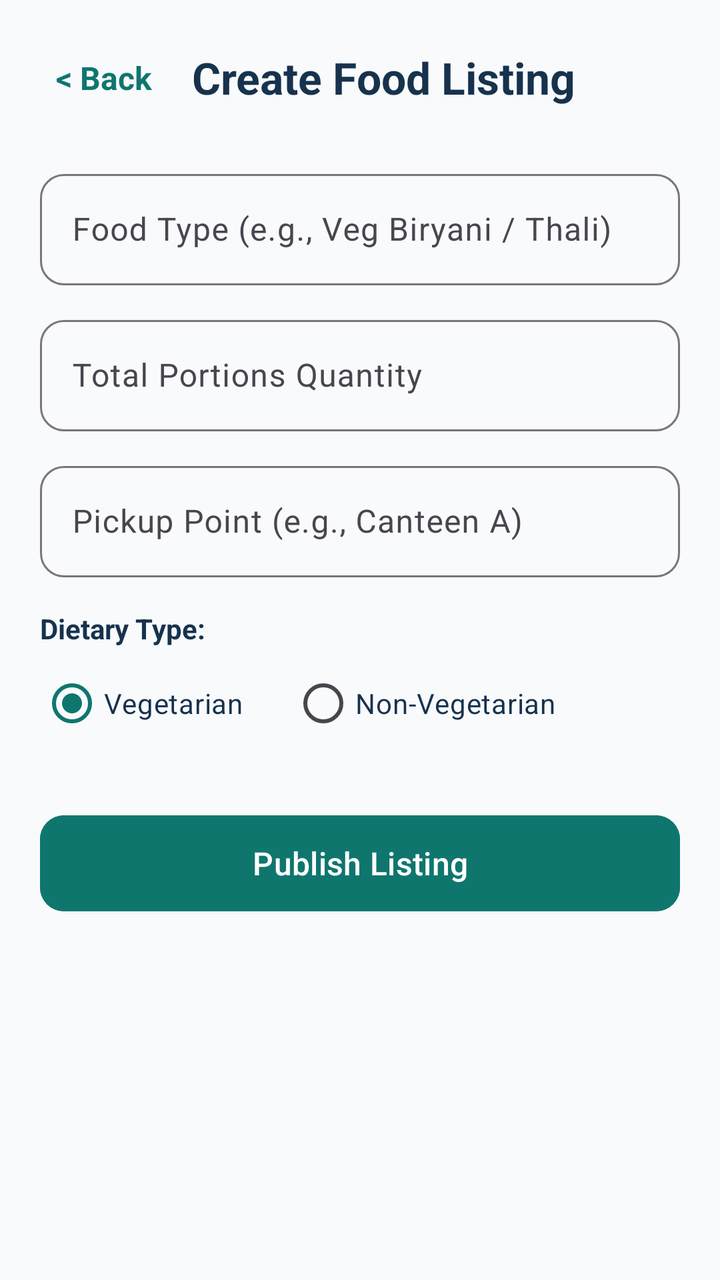
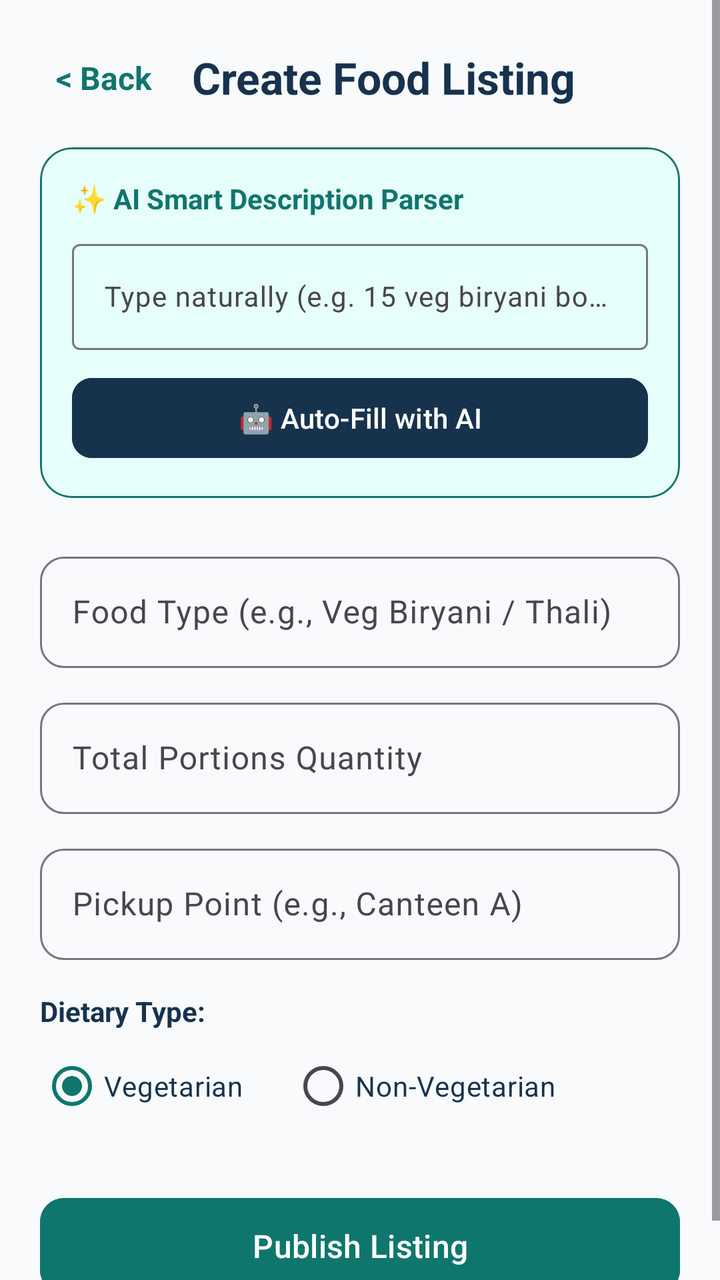

Compare the two renders of this Android layout. The source of the first and the diff that turns it into the second are given below.
<!-- AndroidManifest.xml: application theme Theme.SharePlate -->
<!-- res/layout/fragment_create_listing.xml -->
<?xml version="1.0" encoding="utf-8"?>
<ScrollView xmlns:android="http://schemas.android.com/apk/res/android"
    xmlns:app="http://schemas.android.com/apk/res-auto"
    android:layout_width="match_parent"
    android:layout_height="match_parent"
    android:background="@color/surface_bg"
    android:fillViewport="true">

    <LinearLayout
        android:layout_width="match_parent"
        android:layout_height="wrap_content"
        android:orientation="vertical"
        android:padding="20dp">

        <LinearLayout
            android:layout_width="match_parent"
            android:layout_height="wrap_content"
            android:gravity="center_vertical"
            android:orientation="horizontal">

            <TextView
                android:id="@+id/tvBackCreate"
                android:layout_width="wrap_content"
                android:layout_height="wrap_content"
                android:background="?attr/selectableItemBackground"
                android:padding="8dp"
                android:text="&lt; Back"
                android:textColor="@color/primary_teal"
                android:textSize="16sp"
                android:textStyle="bold" />

            <TextView
                android:layout_width="wrap_content"
                android:layout_height="wrap_content"
                android:layout_marginStart="12dp"
                android:text="Create Food Listing"
                android:textColor="@color/dark_navy"
                android:textSize="22sp"
                android:textStyle="bold" />
        </LinearLayout>

        
        <LinearLayout
            android:id="@+id/layoutAccessDenied"
            android:layout_width="match_parent"
            android:layout_height="wrap_content"
            android:layout_marginTop="32dp"
            android:background="@color/mint_bg"
            android:gravity="center"
            android:orientation="vertical"
            android:padding="24dp"
            android:visibility="gone">

            <TextView
                android:layout_width="wrap_content"
                android:layout_height="wrap_content"
                android:text="Access Restricted"
                android:textColor="@color/primary_teal"
                android:textSize="18sp"
                android:textStyle="bold" />

            <TextView
                android:layout_width="wrap_content"
                android:layout_height="wrap_content"
                android:layout_marginTop="8dp"
                android:gravity="center"
                android:text="Only verified food providers can create surplus food listings."
                android:textColor="@color/dark_navy"
                android:textSize="14sp" />
        </LinearLayout>

        
        <LinearLayout
            android:id="@+id/layoutProviderForm"
            android:layout_width="match_parent"
            android:layout_height="wrap_content"
            android:layout_marginTop="16dp"
            android:orientation="vertical">

            <com.google.android.material.textfield.TextInputLayout
                style="@style/Widget.Material3.TextInputLayout.OutlinedBox"
                android:layout_width="match_parent"
                android:layout_height="wrap_content"
                android:layout_marginTop="8dp"
                android:hint="Food Type (e.g., Veg Biryani / Thali)"
                app:boxCornerRadiusBottomEnd="12dp"
                app:boxCornerRadiusBottomStart="12dp"
                app:boxCornerRadiusTopEnd="12dp"
                app:boxCornerRadiusTopStart="12dp">

                <com.google.android.material.textfield.TextInputEditText
                    android:id="@+id/etFoodType"
                    android:layout_width="match_parent"
                    android:layout_height="wrap_content"
                    android:inputType="text" />
            </com.google.android.material.textfield.TextInputLayout>

            <com.google.android.material.textfield.TextInputLayout
                style="@style/Widget.Material3.TextInputLayout.OutlinedBox"
                android:layout_width="match_parent"
                android:layout_height="wrap_content"
                android:layout_marginTop="12dp"
                android:hint="Total Portions Quantity"
                app:boxCornerRadiusBottomEnd="12dp"
                app:boxCornerRadiusBottomStart="12dp"
                app:boxCornerRadiusTopEnd="12dp"
                app:boxCornerRadiusTopStart="12dp">

                <com.google.android.material.textfield.TextInputEditText
                    android:id="@+id/etQuantity"
                    android:layout_width="match_parent"
                    android:layout_height="wrap_content"
                    android:inputType="number" />
            </com.google.android.material.textfield.TextInputLayout>

            <com.google.android.material.textfield.TextInputLayout
                style="@style/Widget.Material3.TextInputLayout.OutlinedBox"
                android:layout_width="match_parent"
                android:layout_height="wrap_content"
                android:layout_marginTop="12dp"
                android:hint="Pickup Point (e.g., Canteen A)"
                app:boxCornerRadiusBottomEnd="12dp"
                app:boxCornerRadiusBottomStart="12dp"
                app:boxCornerRadiusTopEnd="12dp"
                app:boxCornerRadiusTopStart="12dp">

                <com.google.android.material.textfield.TextInputEditText
                    android:id="@+id/etPickupPoint"
                    android:layout_width="match_parent"
                    android:layout_height="wrap_content"
                    android:inputType="text" />
            </com.google.android.material.textfield.TextInputLayout>

            <TextView
                android:layout_width="wrap_content"
                android:layout_height="wrap_content"
                android:layout_marginTop="16dp"
                android:text="Dietary Type:"
                android:textColor="@color/dark_navy"
                android:textSize="14sp"
                android:textStyle="bold" />

            <RadioGroup
                android:id="@+id/rgDiet"
                android:layout_width="match_parent"
                android:layout_height="wrap_content"
                android:layout_marginTop="4dp"
                android:orientation="horizontal">

                <RadioButton
                    android:id="@+id/rbVeg"
                    android:layout_width="wrap_content"
                    android:layout_height="wrap_content"
                    android:checked="true"
                    android:text="Vegetarian"
                    android:textColor="@color/dark_navy" />

                <RadioButton
                    android:id="@+id/rbNonVeg"
                    android:layout_width="wrap_content"
                    android:layout_height="wrap_content"
                    android:layout_marginStart="24dp"
                    android:text="Non-Vegetarian"
                    android:textColor="@color/dark_navy" />
            </RadioGroup>

            <com.google.android.material.button.MaterialButton
                android:id="@+id/btnSubmitListing"
                android:layout_width="match_parent"
                android:layout_height="56dp"
                android:layout_marginTop="28dp"
                android:backgroundTint="@color/primary_teal"
                android:text="Publish Listing"
                android:textColor="@color/white"
                android:textSize="16sp"
                app:cornerRadius="12dp" />

        </LinearLayout>

    </LinearLayout>
</ScrollView>
<!-- resources referenced by this layout -->
<resources>
  <color name="dark_navy">#17324D</color>
  <color name="mint_bg">#E6FFFA</color>
  <color name="primary_teal">#0F766E</color>
  <color name="surface_bg">#F8FAFC</color>
  <color name="white">#FFFFFF</color>
  <style name="Theme.SharePlate" parent="Base.Theme.SharePlate" />
  <style name="Base.Theme.SharePlate" parent="Theme.Material3.DayNight.NoActionBar">
          <item name="colorPrimary">@color/primary_teal</item>
          <item name="colorSecondary">@color/dark_navy</item>
          <item name="android:colorBackground">@color/surface_bg</item>
          <item name="colorSurface">@color/white</item>
      </style>
</resources>

<!-- the commit's change to res/layout/fragment_create_listing.xml (unified diff, before → after) -->
@@ -77,6 +77,57 @@
             android:layout_marginTop="16dp"
             android:orientation="vertical">
 
+            
+            <com.google.android.material.card.MaterialCardView
+                android:layout_width="match_parent"
+                android:layout_height="wrap_content"
+                android:layout_marginBottom="16dp"
+                app:cardBackgroundColor="@color/mint_bg"
+                app:cardCornerRadius="16dp"
+                app:strokeColor="@color/primary_teal"
+                app:strokeWidth="1dp">
+
+                <LinearLayout
+                    android:layout_width="match_parent"
+                    android:layout_height="wrap_content"
+                    android:orientation="vertical"
+                    android:padding="16dp">
+
+                    <TextView
+                        android:layout_width="wrap_content"
+                        android:layout_height="wrap_content"
+                        android:text="✨ AI Smart Description Parser"
+                        android:textColor="@color/primary_teal"
+                        android:textSize="14sp"
+                        android:textStyle="bold" />
+
+                    <com.google.android.material.textfield.TextInputLayout
+                        style="@style/Widget.Material3.TextInputLayout.OutlinedBox"
+                        android:layout_width="match_parent"
+                        android:layout_height="wrap_content"
+                        android:layout_marginTop="8dp"
+                        android:hint="Type naturally (e.g. 15 veg biryani boxes ready at Canteen A)">
+
+                        <com.google.android.material.textfield.TextInputEditText
+                            android:id="@+id/etAiPrompt"
+                            android:layout_width="match_parent"
+                            android:layout_height="wrap_content"
+                            android:inputType="text"
+                            android:textSize="14sp" />
+                    </com.google.android.material.textfield.TextInputLayout>
+
+                    <com.google.android.material.button.MaterialButton
+                        android:id="@+id/btnAiAssist"
+                        android:layout_width="match_parent"
+                        android:layout_height="48dp"
+                        android:layout_marginTop="10dp"
+                        android:backgroundTint="@color/dark_navy"
+                        android:text="🤖 Auto-Fill with AI"
+                        android:textColor="@color/white"
+                        app:cornerRadius="10dp" />
+                </LinearLayout>
+            </com.google.android.material.card.MaterialCardView>
+
             <com.google.android.material.textfield.TextInputLayout
                 style="@style/Widget.Material3.TextInputLayout.OutlinedBox"
                 android:layout_width="match_parent"
